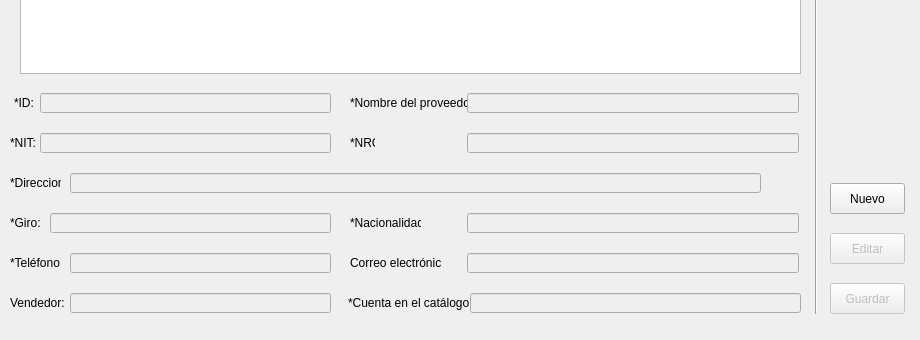
Before: the Qt Designer form proveedores.ui in psystingod/eremas, drawn with Qt 5; both pictures show x 0 to 920 and y 227 to 567 of the 920 by 567 pixel window.
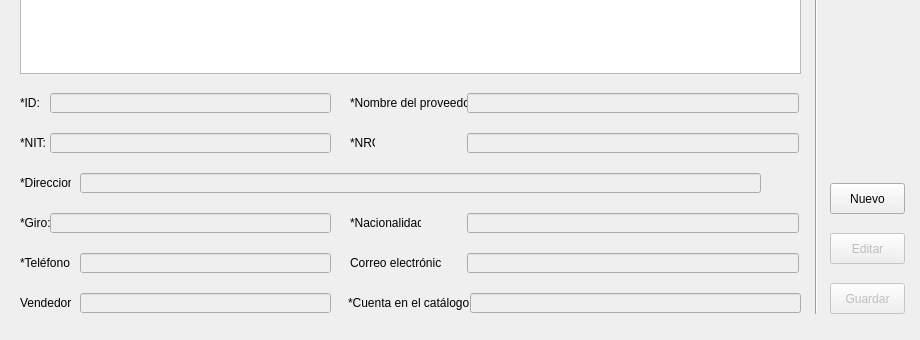
After: the same form once the commit is applied.

Diff of the .ui file:
```diff
--- a/proveedores.ui
+++ b/proveedores.ui
@@ -92,7 +92,7 @@
   <widget class="QLabel" name="idLabel">
    <property name="geometry">
     <rect>
-     <x>14</x>
+     <x>20</x>
      <y>320</y>
      <width>20</width>
      <height>20</height>
@@ -108,9 +108,9 @@
    </property>
    <property name="geometry">
     <rect>
-     <x>40</x>
+     <x>50</x>
      <y>320</y>
-     <width>291</width>
+     <width>281</width>
      <height>20</height>
     </rect>
    </property>
@@ -147,9 +147,9 @@
    </property>
    <property name="geometry">
     <rect>
-     <x>40</x>
+     <x>50</x>
      <y>360</y>
-     <width>291</width>
+     <width>281</width>
      <height>20</height>
     </rect>
    </property>
@@ -157,7 +157,7 @@
   <widget class="QLabel" name="nitLabel">
    <property name="geometry">
     <rect>
-     <x>10</x>
+     <x>20</x>
      <y>360</y>
      <width>31</width>
      <height>20</height>
@@ -199,9 +199,9 @@
    </property>
    <property name="geometry">
     <rect>
-     <x>70</x>
+     <x>80</x>
      <y>400</y>
-     <width>691</width>
+     <width>681</width>
      <height>20</height>
     </rect>
    </property>
@@ -209,7 +209,7 @@
   <widget class="QLabel" name="direccionLabel">
    <property name="geometry">
     <rect>
-     <x>10</x>
+     <x>20</x>
      <y>400</y>
      <width>51</width>
      <height>20</height>
@@ -222,7 +222,7 @@
   <widget class="QLabel" name="giroLabel">
    <property name="geometry">
     <rect>
-     <x>10</x>
+     <x>20</x>
      <y>440</y>
      <width>31</width>
      <height>20</height>
@@ -277,9 +277,9 @@
    </property>
    <property name="geometry">
     <rect>
-     <x>70</x>
+     <x>80</x>
      <y>480</y>
-     <width>261</width>
+     <width>251</width>
      <height>20</height>
     </rect>
    </property>
@@ -287,7 +287,7 @@
   <widget class="QLabel" name="telefonoLabel">
    <property name="geometry">
     <rect>
-     <x>10</x>
+     <x>20</x>
      <y>480</y>
      <width>51</width>
      <height>20</height>
@@ -329,9 +329,9 @@
    </property>
    <property name="geometry">
     <rect>
-     <x>70</x>
+     <x>80</x>
      <y>520</y>
-     <width>261</width>
+     <width>251</width>
      <height>20</height>
     </rect>
    </property>
@@ -339,9 +339,9 @@
   <widget class="QLabel" name="vendedorLabel">
    <property name="geometry">
     <rect>
-     <x>10</x>
+     <x>20</x>
      <y>520</y>
-     <width>61</width>
+     <width>51</width>
      <height>20</height>
     </rect>
    </property>
```
